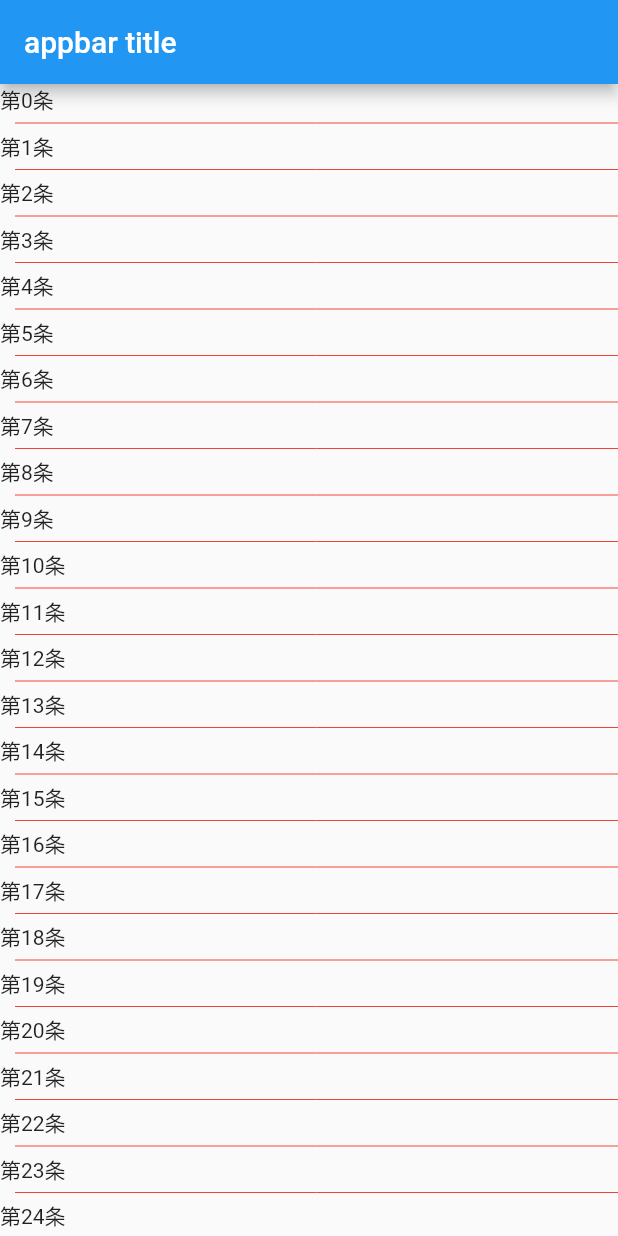
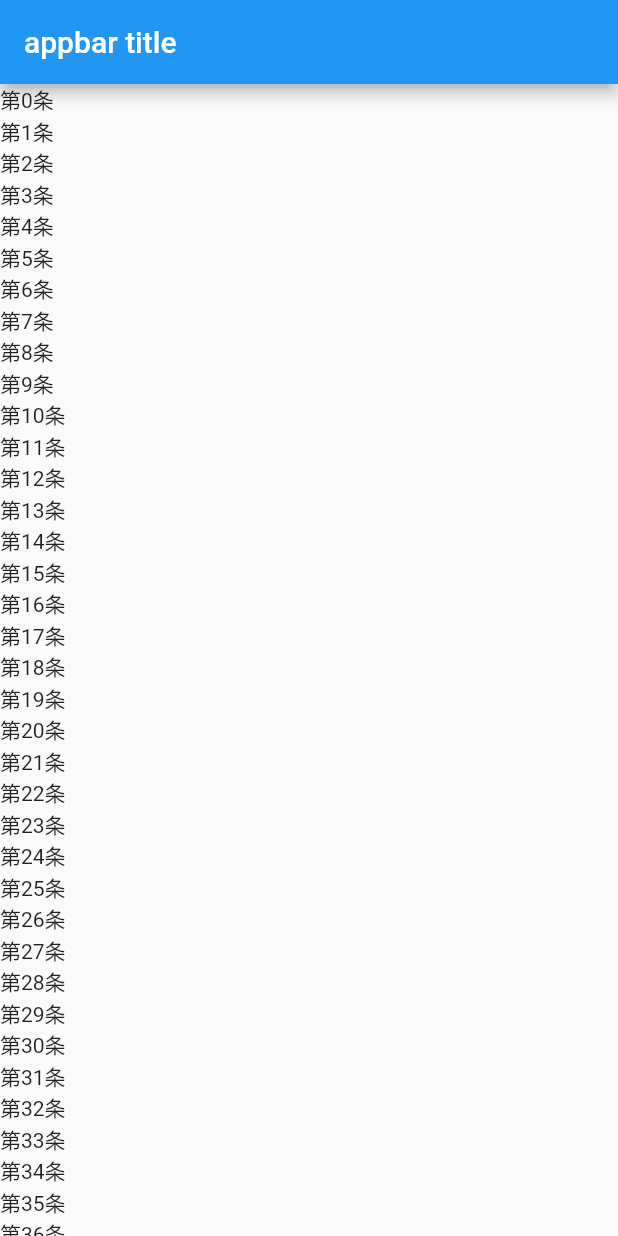
Before and after one commit to chenfuwei/FlutterDemo, a Flutter app: the screen it shows after launch, on a phone screen of 412 x 824 dp. Run offline on Flutter 3.47's test engine with Material 2 defaults, Android fonts, the phone set to English and light mode, and no system bars.

Commit message:
CustomListView

```diff
--- /dev/null
+++ b/lib/CustomListViewWidget.dart
@@ -0,0 +1,22 @@
+import 'package:flutter/material.dart';
+class CustomListViewWidget extends StatelessWidget
+{
+  List<Text> list = List<Text>.generate(100, (index)=>new Text('第$index条'));
+  @override
+  Widget build(BuildContext context) {
+    return new ListView.custom(
+        childrenDelegate: new MyChildrenDelegate((context, index){
+          return list[index];
+        })
+    );
+  }
+}
+
+class MyChildrenDelegate extends SliverChildBuilderDelegate
+{
+  MyChildrenDelegate(Widget Function(BuildContext, int)build, {int childCount, bool addAutomaticKeepAlive = true,
+      bool addRepaintBoundaries = true,}):super(build, childCount: childCount,
+  addAutomaticKeepAlives: addAutomaticKeepAlive,
+  addRepaintBoundaries: addRepaintBoundaries);
+
+}
--- a/lib/main.dart
+++ b/lib/main.dart
@@ -7,6 +7,7 @@ import 'ListViewWidget.dart';
 import 'HorizontalListViewWidget.dart';
 import 'CountsListViewWidget.dart';
 import 'SparatedListViewWidget.dart';
+import 'CustomListViewWidget.dart';
 
 void main() => runApp(MyApp());
 
@@ -16,7 +17,7 @@ class MyApp extends StatelessWidget {
     appBar: new AppBar(
       title: Text('appbar title'),
     ),
-    body: new SparatedListViewWidget(),
+    body: new CustomListViewWidget(),
   );
   @override
   Widget build(BuildContext context) {
```
